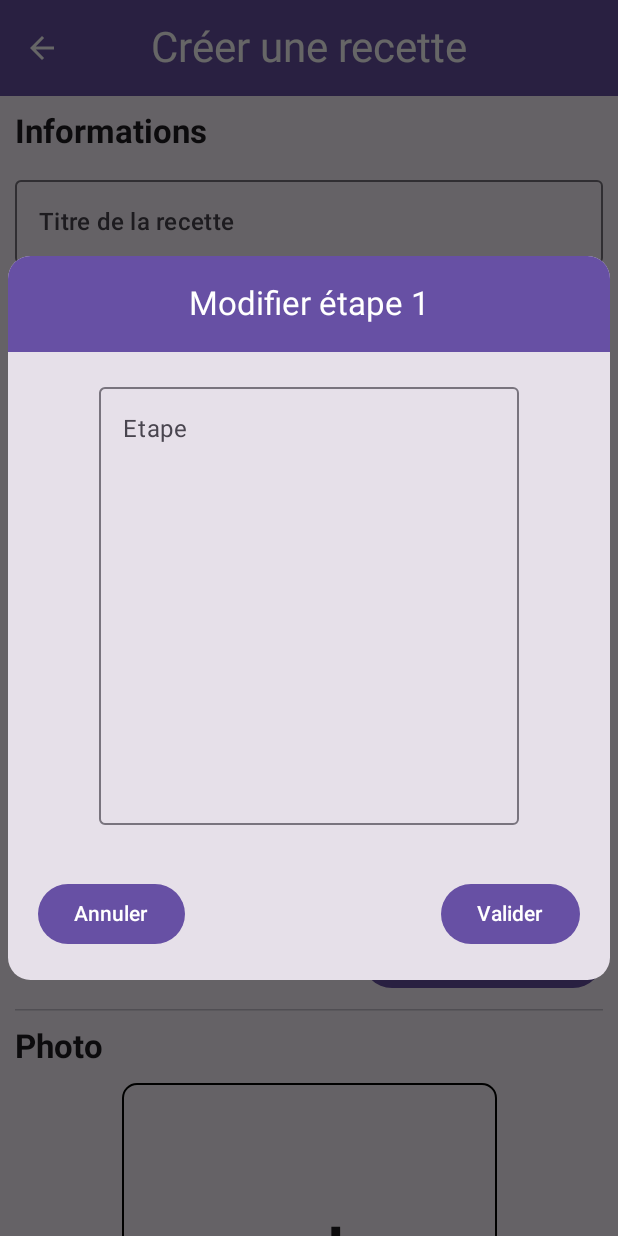
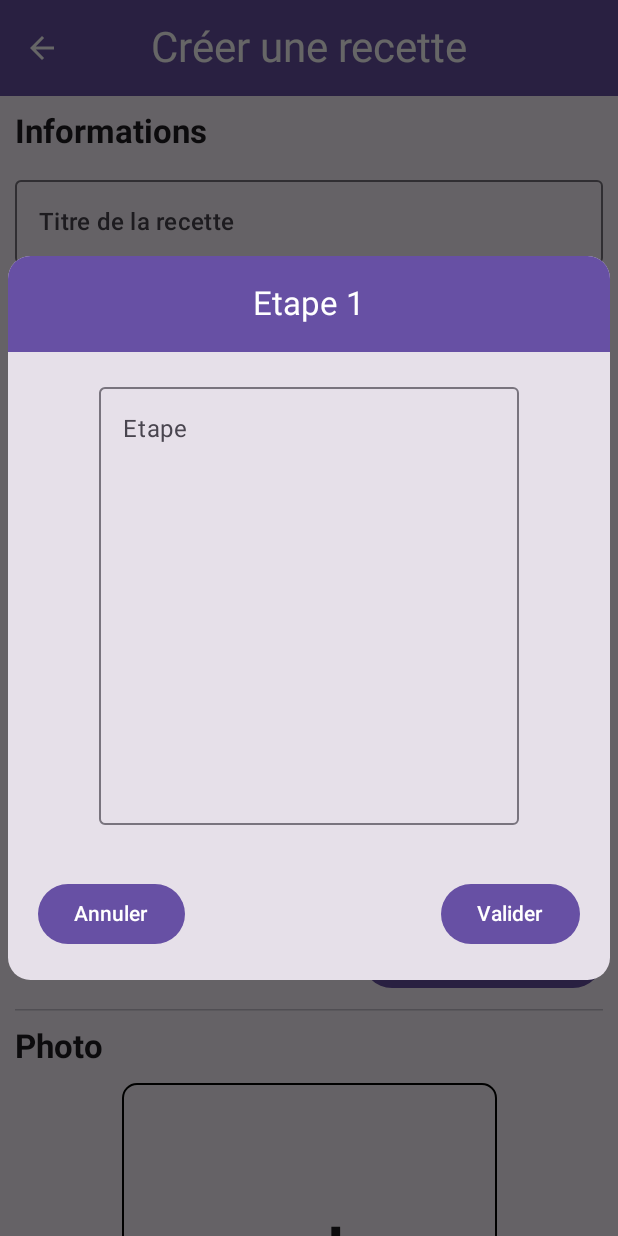
Before and after one commit to Valaaz/UFRMIMProjetDevMob, an Android app built with Jetpack Compose: the AddRecipeScreen screen opened through its navigation route, after a tap on "Ajouter une étape", on a phone screen of 412 x 824 dp. Run offline under Robolectric (Android 15) with nearby library versions, the light colour scheme and no system bars; our stand-ins replace Room's generated code; pictures from the network do not load; 1 other tap on this screen came first.

Commit message:
Fix some stuff

```diff
--- a/app/src/main/java/com/valaz/ufrmim_projetdevmob/ui/components/AddStepDialog.kt
+++ b/app/src/main/java/com/valaz/ufrmim_projetdevmob/ui/components/AddStepDialog.kt
@@ -52,16 +52,10 @@ fun AddStepDialog(
             ) {
                 CenterAlignedTopAppBar(
                     title = {
-                        if (step != null)
-                            Text(
-                                "Modifier étape ${stepNumber}",
-                                color = MaterialTheme.colorScheme.onPrimary,
-                            )
-                        else
-                            Text(
-                                "Ajouter une étape",
-                                color = MaterialTheme.colorScheme.onPrimary,
-                            )
+                        Text(
+                            "Etape ${stepNumber}",
+                            color = MaterialTheme.colorScheme.onPrimary,
+                        )
                     },
                     colors = TopAppBarDefaults.topAppBarColors(
                         containerColor = MaterialTheme.colorScheme.primary
--- a/app/src/main/java/com/valaz/ufrmim_projetdevmob/ui/components/AddedIngredientCard.kt
+++ b/app/src/main/java/com/valaz/ufrmim_projetdevmob/ui/components/AddedIngredientCard.kt
@@ -66,7 +66,7 @@ fun DeleteIcon(deleteIngredient: () -> Unit) {
         horizontalArrangement = Arrangement.spacedBy(5.dp),
         modifier = Modifier.padding(end = 5.dp)
     ) {
-        VerticalDivider(modifier = Modifier.height(40.dp))
+        VerticalDivider(modifier = Modifier.height(20.dp))
         IconButton(onClick = { deleteIngredient() }) {
             Icon(
                 imageVector = Icons.Outlined.DeleteForever,
--- a/app/src/main/java/com/valaz/ufrmim_projetdevmob/ui/components/NumberInput.kt
+++ b/app/src/main/java/com/valaz/ufrmim_projetdevmob/ui/components/NumberInput.kt
@@ -56,7 +56,7 @@ fun NumberInputField(value: Int, onValueChange: (Int) -> Unit, size: Dp) {
             value = value.toString(),
             onValueChange = { newValue ->
                 val numericValue = newValue.toIntOrNull()
-                if (numericValue != null && numericValue in 1..999) {
+                if (numericValue != null && numericValue in 1..120) {
                     onValueChange(numericValue)
                 }
             },
@@ -79,7 +79,7 @@ fun NumberInputField(value: Int, onValueChange: (Int) -> Unit, size: Dp) {
         VerticalDivider(Modifier.border(width = 1.dp, color = lineColor))
         IconButton(
             onClick = {
-                val newValue = (value + 1).coerceAtMost(999)
+                val newValue = (value + 1).coerceAtMost(120)
                 onValueChange(newValue)
             },
             modifier = Modifier.size(size)
--- a/app/src/main/java/com/valaz/ufrmim_projetdevmob/ui/screens/AddRecipeScreen.kt
+++ b/app/src/main/java/com/valaz/ufrmim_projetdevmob/ui/screens/AddRecipeScreen.kt
@@ -267,7 +267,6 @@ fun IngredientsSection(
             modifier = Modifier.fillMaxWidth()
         )
         Column(
-            verticalArrangement = Arrangement.spacedBy(15.dp),
         ) {
             ingredients.forEach { ingredient ->
                 AddedIngredientCard(
```
Also changed, not shown: app/src/main/java/com/valaz/ufrmim_projetdevmob/ui/screens/RecipeDetailScreen.kt (+5 -2 lines).
